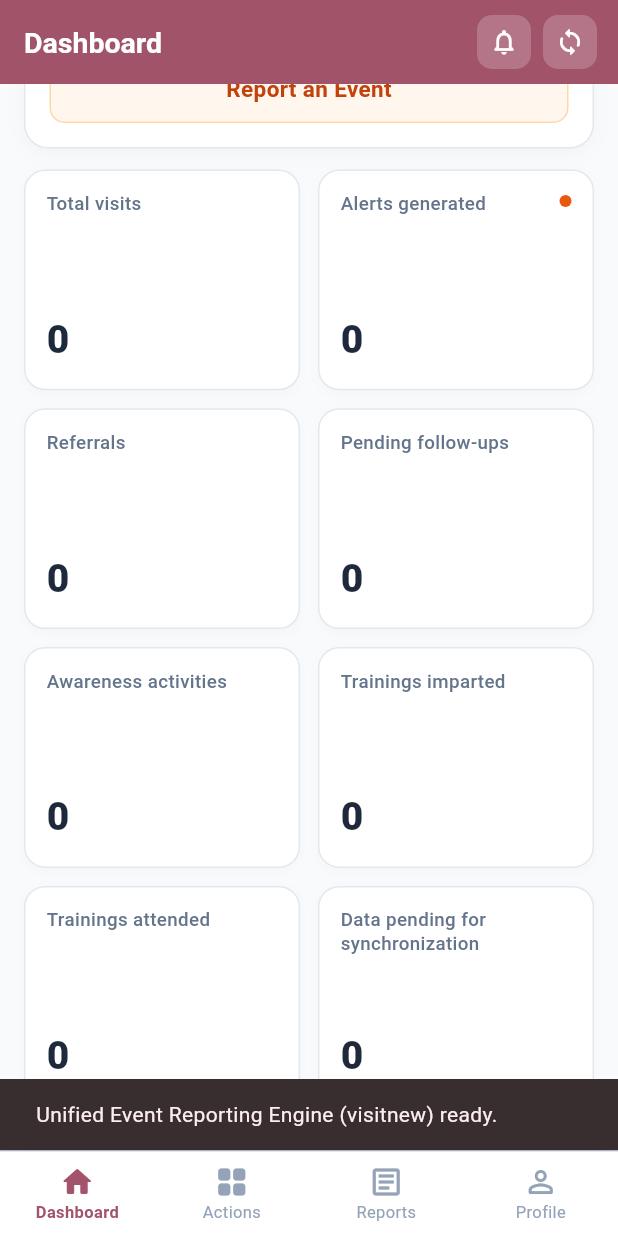
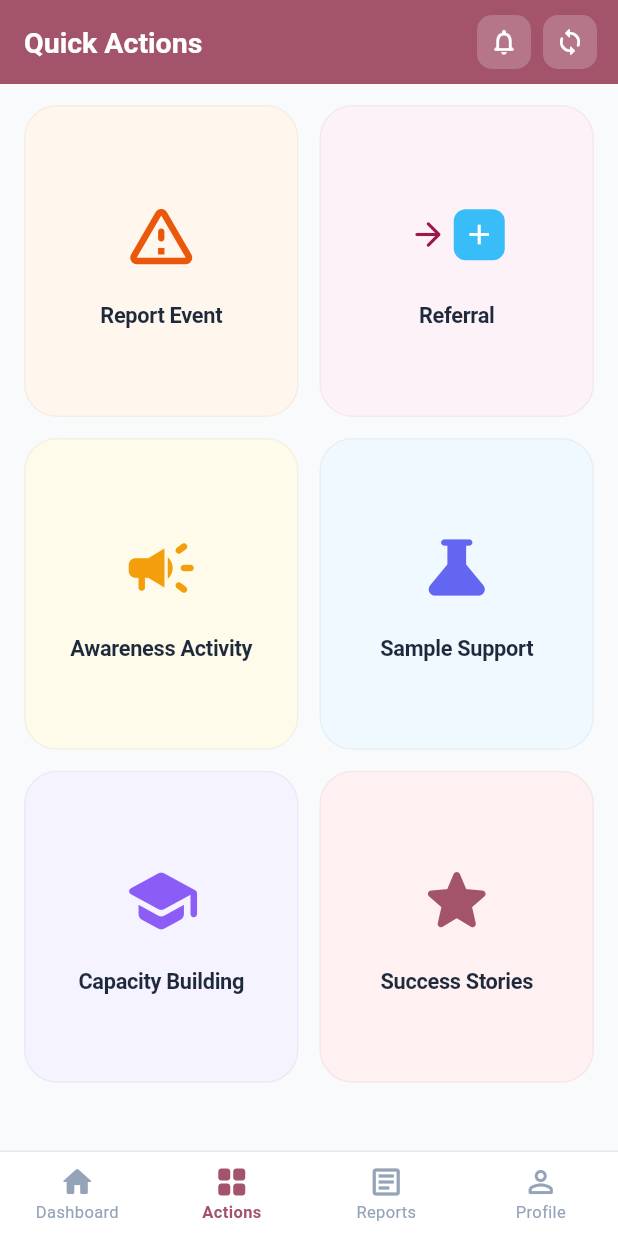
Before and after one commit to mdIrfan4019/one_health_community_volunteer, a Flutter app: the DashboardScreen screen opened directly, scrolled down 129 dp, after a tap on "Report an Event", on a phone screen of 412 x 824 dp. Run offline on Flutter 3.47's test engine with Material 3 defaults, Android fonts, the phone set to English and light mode, and no system bars; accounts and stored records are empty.

Commit message:
added the dashboard and quick access screen

```diff
--- a/lib/features/dashboard/presentation/screen/dashboard_screen.dart
+++ b/lib/features/dashboard/presentation/screen/dashboard_screen.dart
@@ -1,10 +1,9 @@
-// Create file: lib/features/dashboard/presentation/screens/dashboard_screen.dart
-
 import 'package:flutter/material.dart';
 import 'package:flutter/services.dart';
 import '../../../../core/theme/app_colors.dart';
 import '../../data/dashboard_api_service.dart';
 import '../../domain/dashboard_models.dart';
+import 'quick_actions_screen.dart';
 
 class DashboardScreen extends StatefulWidget {
   final String volunteerId;
@@ -23,7 +22,7 @@ class DashboardScreen extends StatefulWidget {
 class _DashboardScreenState extends State<DashboardScreen> {
   final DashboardApiService _apiService = DashboardApiService();
 
-  int _selectedTabIndex = 0;
+  int _selectedTabIndex = 0; // 0 = Dashboard, 1 = Actions
   bool _isLoading = false;
 
   late VolunteerProfile _profile;
@@ -53,7 +52,7 @@ class _DashboardScreenState extends State<DashboardScreen> {
         });
       }
     } catch (_) {
-      // Fallback to local memory values
+      // Keep local state
     } finally {
       if (mounted) setState(() => _isLoading = false);
     }
@@ -61,10 +60,13 @@ class _DashboardScreenState extends State<DashboardScreen> {
 
   @override
   Widget build(BuildContext context) {
+    // Dynamic AppBar title based on selected tab
+    final String appBarTitle = _selectedTabIndex == 1 ? 'Quick Actions' : 'Dashboard';
+
     return AnnotatedRegion<SystemUiOverlayStyle>(
       value: const SystemUiOverlayStyle(
         statusBarColor: Colors.transparent,
-        statusBarIconBrightness: Brightness.light, // White status icons over primary bar
+        statusBarIconBrightness: Brightness.light,
         statusBarBrightness: Brightness.dark,
       ),
       child: Scaffold(
@@ -72,9 +74,9 @@ class _DashboardScreenState extends State<DashboardScreen> {
         appBar: AppBar(
           backgroundColor: AppColors.primary,
           elevation: 0,
-          title: const Text(
-            'Dashboard',
-            style: TextStyle(
+          title: Text(
+            appBarTitle,
+            style: const TextStyle(
               fontSize: 19,
               fontWeight: FontWeight.w700,
               color: Colors.white,
@@ -100,7 +102,11 @@ class _DashboardScreenState extends State<DashboardScreen> {
             const SizedBox(width: 14),
           ],
         ),
-        body: RefreshIndicator(
+
+        // Body switches smoothly between Dashboard and Quick Actions
+        body: _selectedTabIndex == 1
+            ? const QuickActionsScreen()
+            : RefreshIndicator(
                 onRefresh: _loadDashboardData,
                 color: AppColors.primary,
                 child: SingleChildScrollView(
@@ -121,7 +127,7 @@ class _DashboardScreenState extends State<DashboardScreen> {
                 ),
               ),
 
-        // 3. Four-Tab Bottom Navigation Bar
+        // Bottom Navigation Bar
         bottomNavigationBar: _buildBottomNavigationBar(),
       ),
     );
@@ -151,7 +157,7 @@ class _DashboardScreenState extends State<DashboardScreen> {
   }
 
   // =========================================================================
-  // PROFILE & ACTION CARD
+  // PROFILE CARD
   // =========================================================================
 
   Widget _buildProfileCard() {
@@ -172,11 +178,9 @@ class _DashboardScreenState extends State<DashboardScreen> {
       ),
       child: Column(
         children: [
-          // Volunteer Details Row
           Row(
             crossAxisAlignment: CrossAxisAlignment.start,
             children: [
-              // Avatar Placeholder (Mauve theme square container)
               Container(
                 width: 48,
                 height: 48,
@@ -191,8 +195,6 @@ class _DashboardScreenState extends State<DashboardScreen> {
                 ),
               ),
               const SizedBox(width: 14),
-
-              // Name, ID & Breadcrumb
               Expanded(
                 child: Column(
                   crossAxisAlignment: CrossAxisAlignment.start,
@@ -225,18 +227,16 @@ class _DashboardScreenState extends State<DashboardScreen> {
                   ],
                 ),
               ),
-
-              // Active Status Badge
               Container(
                 padding: const EdgeInsets.symmetric(horizontal: 10, vertical: 4),
                 decoration: BoxDecoration(
-                  color: const Color(0xFFDCFCE7), // Soft mint green
+                  color: const Color(0xFFDCFCE7),
                   borderRadius: BorderRadius.circular(6),
                 ),
                 child: Text(
                   _profile.status,
                   style: const TextStyle(
-                    color: Color(0xFF15803D), // Deep forest green
+                    color: Color(0xFF15803D),
                     fontSize: 11.5,
                     fontWeight: FontWeight.w700,
                   ),
@@ -244,32 +244,25 @@ class _DashboardScreenState extends State<DashboardScreen> {
               ),
             ],
           ),
-
           const SizedBox(height: 16),
 
-          // "Report an Event" Primary Action Banner Button
+          // "Report an Event" Banner Button switches to Actions or opens form
           InkWell(
-            onTap: () {
-              ScaffoldMessenger.of(context).showSnackBar(
-                const SnackBar(
-                  content: Text('Unified Event Reporting Engine (visitnew) ready.'),
-                ),
-              );
-            },
+            onTap: () => setState(() => _selectedTabIndex = 1),
             borderRadius: BorderRadius.circular(10),
             child: Container(
               width: double.infinity,
               height: 46,
               alignment: Alignment.center,
               decoration: BoxDecoration(
-                color: const Color(0xFFFFF7ED), // Warm light peach
+                color: const Color(0xFFFFF7ED),
                 borderRadius: BorderRadius.circular(10),
-                border: Border.all(color: const Color(0xFFFED7AA)), // Soft amber border
+                border: Border.all(color: const Color(0xFFFED7AA)),
               ),
               child: const Text(
                 'Report an Event',
                 style: TextStyle(
-                  color: Color(0xFFC2410C), // Deep amber-orange
+                  color: Color(0xFFC2410C),
                   fontSize: 15,
                   fontWeight: FontWeight.w700,
                 ),
@@ -282,7 +275,7 @@ class _DashboardScreenState extends State<DashboardScreen> {
   }
 
   // =========================================================================
-  // METRICS GRID (8 Standard One Health Surveillance Cards)
+  // METRICS GRID (8 Surveillance Cards)
   // =========================================================================
 
   Widget _buildMetricsGrid() {
@@ -294,39 +287,14 @@ class _DashboardScreenState extends State<DashboardScreen> {
       shrinkWrap: true,
       physics: const NeverScrollableScrollPhysics(),
       children: [
-        _buildMetricCard(
-          title: 'Total visits',
-          value: _metrics.totalVisits.toString(),
-        ),
-        _buildMetricCard(
-          title: 'Alerts generated',
-          value: _metrics.alertsGenerated.toString(),
-          hasAlertDot: true, // Section 8 Amber/Orange indicator
-        ),
-        _buildMetricCard(
-          title: 'Referrals',
-          value: _metrics.referrals.toString(),
-        ),
-        _buildMetricCard(
-          title: 'Pending follow-ups',
-          value: _metrics.pendingFollowUps.toString(),
-        ),
-        _buildMetricCard(
-          title: 'Awareness activities',
-          value: _metrics.awarenessActivities.toString(),
-        ),
-        _buildMetricCard(
-          title: 'Trainings imparted',
-          value: _metrics.trainingsImparted.toString(),
-        ),
-        _buildMetricCard(
-          title: 'Trainings attended',
-          value: _metrics.trainingsAttended.toString(),
-        ),
-        _buildMetricCard(
-          title: 'Data pending for synchronization',
-          value: _metrics.pendingSyncCount.toString(),
-        ),
+        _buildMetricCard(title: 'Total visits', value: _metrics.totalVisits.toString()),
+        _buildMetricCard(title: 'Alerts generated', value: _metrics.alertsGenerated.toString(), hasAlertDot: true),
+        _buildMetricCard(title: 'Referrals', value: _metrics.referrals.toString()),
+        _buildMetricCard(title: 'Pending follow-ups', value: _metrics.pendingFollowUps.toString()),
+        _buildMetricCard(title: 'Awareness activities', value: _metrics.awarenessActivities.toString()),
+        _buildMetricCard(title: 'Trainings imparted', value: _metrics.trainingsImparted.toString()),
+        _buildMetricCard(title: 'Trainings attended', value: _metrics.trainingsAttended.toString()),
+        _buildMetricCard(title: 'Data pending for synchronization', value: _metrics.pendingSyncCount.toString()),
       ],
     );
   }
@@ -376,7 +344,7 @@ class _DashboardScreenState extends State<DashboardScreen> {
                   height: 8,
                   margin: const EdgeInsets.only(top: 2, left: 4),
                   decoration: const BoxDecoration(
-                    color: Color(0xFFEA580C), // Orange indicator
+                    color: Color(0xFFEA580C),
                     shape: BoxShape.circle,
                   ),
                 ),
@@ -407,7 +375,18 @@ class _DashboardScreenState extends State<DashboardScreen> {
       ),
       child: BottomNavigationBar(
         currentIndex: _selectedTabIndex,
-        onTap: (index) => setState(() => _selectedTabIndex = index),
+        onTap: (index) {
+          if (index < 2) {
+            setState(() => _selectedTabIndex = index);
+          } else {
+            ScaffoldMessenger.of(context).showSnackBar(
+              SnackBar(
+                content: Text('${index == 2 ? 'Reports' : 'Profile'} module coming soon.'),
+                duration: const Duration(milliseconds: 900),
+              ),
+            );
+          }
+        },
         type: BottomNavigationBarType.fixed,
         backgroundColor: Colors.white,
         selectedItemColor: AppColors.primary,
--- /dev/null
+++ b/lib/features/dashboard/presentation/screen/quick_actions_screen.dart
@@ -0,0 +1,196 @@
+// Create file: lib/features/dashboard/presentation/screen/quick_actions_screen.dart
+
+import 'package:flutter/material.dart';
+import '../../../../core/theme/app_colors.dart';
+
+class QuickActionsScreen extends StatelessWidget {
+  const QuickActionsScreen({super.key});
+
+  @override
+  Widget build(BuildContext context) {
+    return SingleChildScrollView(
+      physics: const AlwaysScrollableScrollPhysics(),
+      padding: const EdgeInsets.symmetric(horizontal: 16, vertical: 14),
+      child: GridView.count(
+        crossAxisCount: 2,
+        crossAxisSpacing: 14,
+        mainAxisSpacing: 14,
+        childAspectRatio: 0.88, // Tall card proportion matching prototype
+        shrinkWrap: true,
+        physics: const NeverScrollableScrollPhysics(),
+        children: [
+          // 1. Report Event (Warm Cream/Peach)
+          _buildActionCard(
+            context: context,
+            backgroundColor: const Color(0xFFFFF7ED),
+            icon: const Icon(
+              Icons.warning_amber_rounded,
+              color: Color(0xFFEA580C),
+              size: 52,
+            ),
+            title: 'Report Event',
+            onTap: () {
+              ScaffoldMessenger.of(context).showSnackBar(
+                const SnackBar(content: Text('Unified Event Reporting (visitnew) ready.')),
+              );
+            },
+          ),
+
+          // 2. Referral (Soft Lavender/Rose)
+          _buildActionCard(
+            context: context,
+            backgroundColor: const Color(0xFFFDF2F8),
+            icon: Row(
+              mainAxisSize: MainAxisSize.min,
+              mainAxisAlignment: MainAxisAlignment.center,
+              children: [
+                const Icon(
+                  Icons.arrow_forward_rounded,
+                  color: Color(0xFF9D174D), // Burgundy arrow
+                  size: 26,
+                ),
+                const SizedBox(width: 4),
+                Container(
+                  padding: const EdgeInsets.all(6),
+                  decoration: BoxDecoration(
+                    color: const Color(0xFF38BDF8), // Blue clinic badge
+                    borderRadius: BorderRadius.circular(8),
+                  ),
+                  child: const Icon(
+                    Icons.add,
+                    color: Colors.white,
+                    size: 22,
+                  ),
+                ),
+              ],
+            ),
+            title: 'Referral',
+            onTap: () {
+              ScaffoldMessenger.of(context).showSnackBar(
+                const SnackBar(content: Text('Inter-Sectoral Referral Engine (REF) ready.')),
+              );
+            },
+          ),
+
+          // 3. Awareness Activity (Pale Yellow)
+          _buildActionCard(
+            context: context,
+            backgroundColor: const Color(0xFFFFFBEB),
+            icon: const Icon(
+              Icons.campaign_rounded,
+              color: Color(0xFFF59E0B),
+              size: 52,
+            ),
+            title: 'Awareness Activity',
+            onTap: () {
+              ScaffoldMessenger.of(context).showSnackBar(
+                const SnackBar(content: Text('Community Awareness Module (AWR) ready.')),
+              );
+            },
+          ),
+
+          // 4. Sample Support (Soft Ice Blue)
+          _buildActionCard(
+            context: context,
+            backgroundColor: const Color(0xFFF0F9FF),
+            icon: const Icon(
+              Icons.science_rounded,
+              color: Color(0xFF6366F1),
+              size: 50,
+            ),
+            title: 'Sample Support',
+            onTap: () {
+              ScaffoldMessenger.of(context).showSnackBar(
+                const SnackBar(content: Text('Sample Collection Support (SMP) ready.')),
+              );
+            },
+          ),
+
+          // 5. Capacity Building (Soft Lavender)
+          _buildActionCard(
+            context: context,
+            backgroundColor: const Color(0xFFF5F3FF),
+            icon: const Icon(
+              Icons.school_rounded,
+              color: Color(0xFF8B5CF6),
+              size: 52,
+            ),
+            title: 'Capacity Building',
+            onTap: () {
+              ScaffoldMessenger.of(context).showSnackBar(
+                const SnackBar(content: Text('Training Attended/Imparted (TRN/TRI) ready.')),
+              );
+            },
+          ),
+
+          // 6. Success Stories (Soft Blush Pink)
+          _buildActionCard(
+            context: context,
+            backgroundColor: const Color(0xFFFFF1F2),
+            icon: const Icon(
+              Icons.star_rounded,
+              color: Color(0xFFA3546B), // Brand Rose accent
+              size: 54,
+            ),
+            title: 'Success Stories',
+            onTap: () {
+              ScaffoldMessenger.of(context).showSnackBar(
+                const SnackBar(content: Text('Success Stories & Innovation (STY) ready.')),
+              );
+            },
+          ),
+        ],
+      ),
+    );
+  }
+
+  Widget _buildActionCard({
+    required BuildContext context,
+    required Color backgroundColor,
+    required Widget icon,
+    required String title,
+    required VoidCallback onTap,
+  }) {
+    return InkWell(
+      onTap: onTap,
+      borderRadius: BorderRadius.circular(22),
+      child: Container(
+        decoration: BoxDecoration(
+          color: backgroundColor,
+          borderRadius: BorderRadius.circular(22),
+          border: Border.all(
+            color: Colors.black.withValues(alpha: 0.04),
+            width: 1,
+          ),
+        ),
+        child: Column(
+          mainAxisAlignment: MainAxisAlignment.center,
+          children: [
+            // Module Icon
+            Container(
+              height: 60,
+              alignment: Alignment.center,
+              child: icon,
+            ),
+            const SizedBox(height: 14),
+
+            // Module Title
+            Padding(
+              padding: const EdgeInsets.symmetric(horizontal: 10),
+              child: Text(
+                title,
+                textAlign: TextAlign.center,
+                style: const TextStyle(
+                  fontSize: 14.5,
+                  fontWeight: FontWeight.w700,
+                  color: AppColors.textDark,
+                  letterSpacing: -0.2,
+                ),
+              ),
+            ),
+          ],
+        ),
+      ),
+    );
+  }
+}
```
Also changed, not shown: 1 other file. Lines whose indentation alone changed are shown as unchanged.
